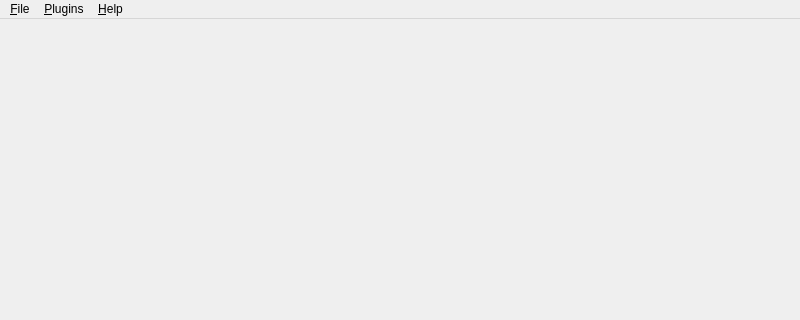
MultimediaExtensibleGit/Runtime, file meg_runtime/ui/mainwindow.ui: the form before one commit; both pictures show x 0 to 800 and y 0 to 320 of the 800 by 600 pixel window.
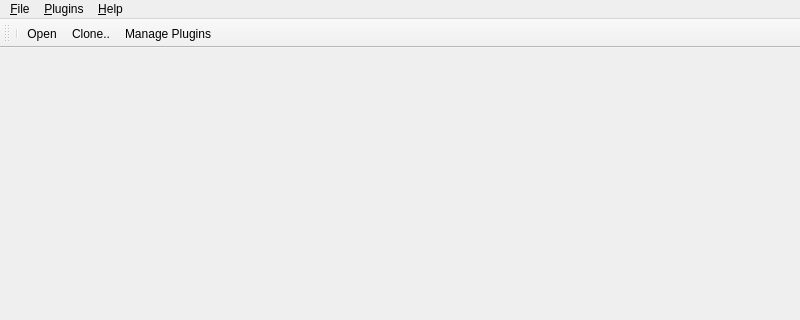
The form after the commit.

Commit message: Modify UI behavior even more

```diff
--- a/meg_runtime/ui/mainwindow.ui
+++ b/meg_runtime/ui/mainwindow.ui
@@ -13,22 +13,17 @@
   <property name="windowTitle">
    <string>MainWindow</string>
   </property>
+  <property name="documentMode">
+   <bool>true</bool>
+  </property>
+  <property name="dockNestingEnabled">
+   <bool>true</bool>
+  </property>
+  <property name="unifiedTitleAndToolBarOnMac">
+   <bool>true</bool>
+  </property>
   <widget class="QWidget" name="centralwidget">
-   <widget class="QWidget" name="gridLayoutWidget">
-    <property name="geometry">
-     <rect>
-      <x>0</x>
-      <y>0</y>
-      <width>801</width>
-      <height>551</height>
-     </rect>
-    </property>
-    <layout class="QGridLayout" name="centrallayout">
-     <property name="sizeConstraint">
-      <enum>QLayout::SetDefaultConstraint</enum>
-     </property>
-    </layout>
-   </widget>
+   <layout class="QGridLayout" name="centrallayout"/>
   </widget>
   <widget class="QMenuBar" name="menubar">
    <property name="geometry">
@@ -66,7 +61,25 @@
    <addaction name="menu_Help"/>
   </widget>
   <widget class="QStatusBar" name="statusbar"/>
-  <action name="action_Quit">
+  <widget class="QToolBar" name="toolBar">
+   <property name="windowTitle">
+    <string>toolBar</string>
+   </property>
+   <property name="toolButtonStyle">
+    <enum>Qt::ToolButtonTextUnderIcon</enum>
+   </property>
+   <attribute name="toolBarArea">
+    <enum>TopToolBarArea</enum>
+   </attribute>
+   <attribute name="toolBarBreak">
+    <bool>false</bool>
+   </attribute>
+   <addaction name="separator"/>
+   <addaction name="action_Open"/>
+   <addaction name="action_Clone"/>
+   <addaction name="action_Manage_Plugins"/>
+  </widget>
+  <action name="action_Open">
    <property name="text">
     <string>&amp;Open...</string>
    </property>
@@ -78,7 +91,10 @@
   </action>
   <action name="action_Clone">
    <property name="text">
-    <string>&amp;Clone..</string>
+    <string>C&amp;lone..</string>
+   </property>
+   <property name="shortcut">
+    <string>Ctrl+L</string>
    </property>
   </action>
   <action name="action_About">
```
Left out of the diff: 18 changed lines with no effect on the pictures. The commit also changes 3 other files.
